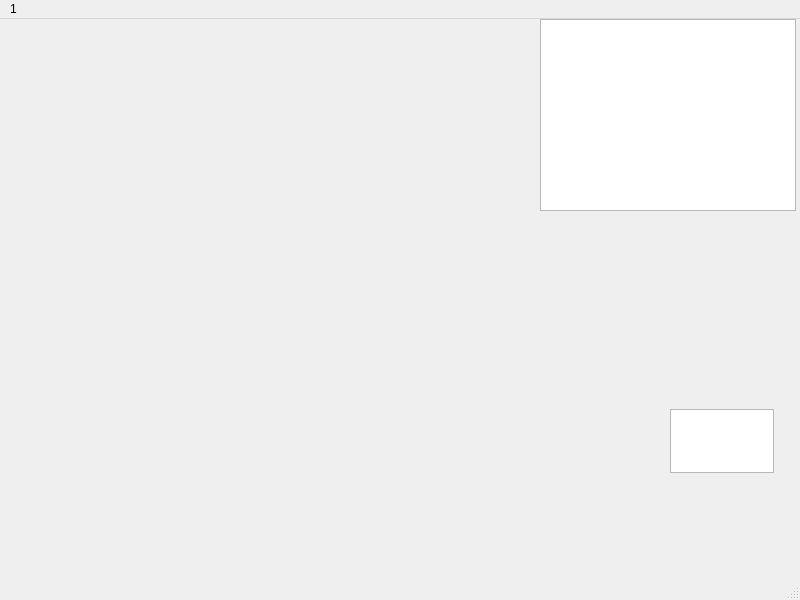
Qt form src/window/gamepage.ui (wzsCrossing/Generals-io) before a commit.
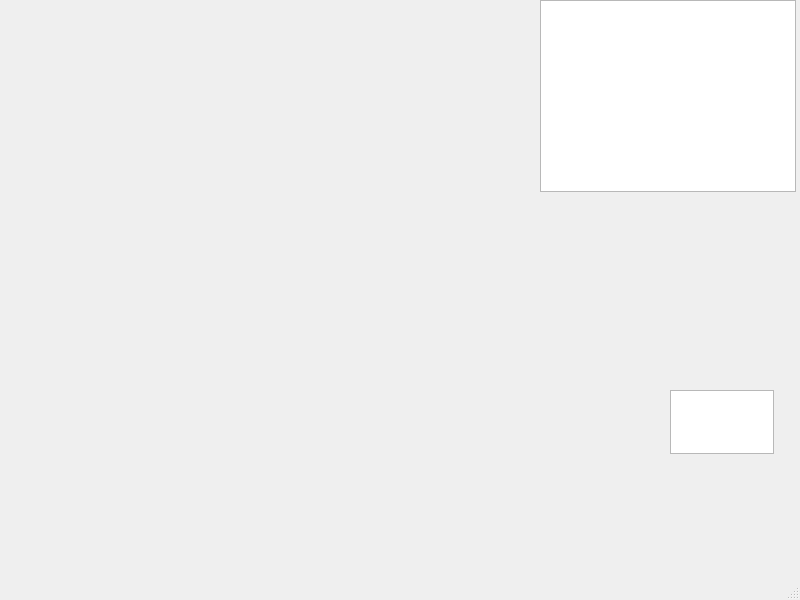
The same form after that commit.

The edit to the form file:
```diff
--- a/src/window/gamepage.ui
+++ b/src/window/gamepage.ui
@@ -44,12 +44,6 @@
      <height>17</height>
     </rect>
    </property>
-   <widget class="QMenu" name="menu1">
-    <property name="title">
-     <string>1</string>
-    </property>
-   </widget>
-   <addaction name="menu1"/>
   </widget>
   <widget class="QStatusBar" name="statusbar"/>
  </widget>
```
